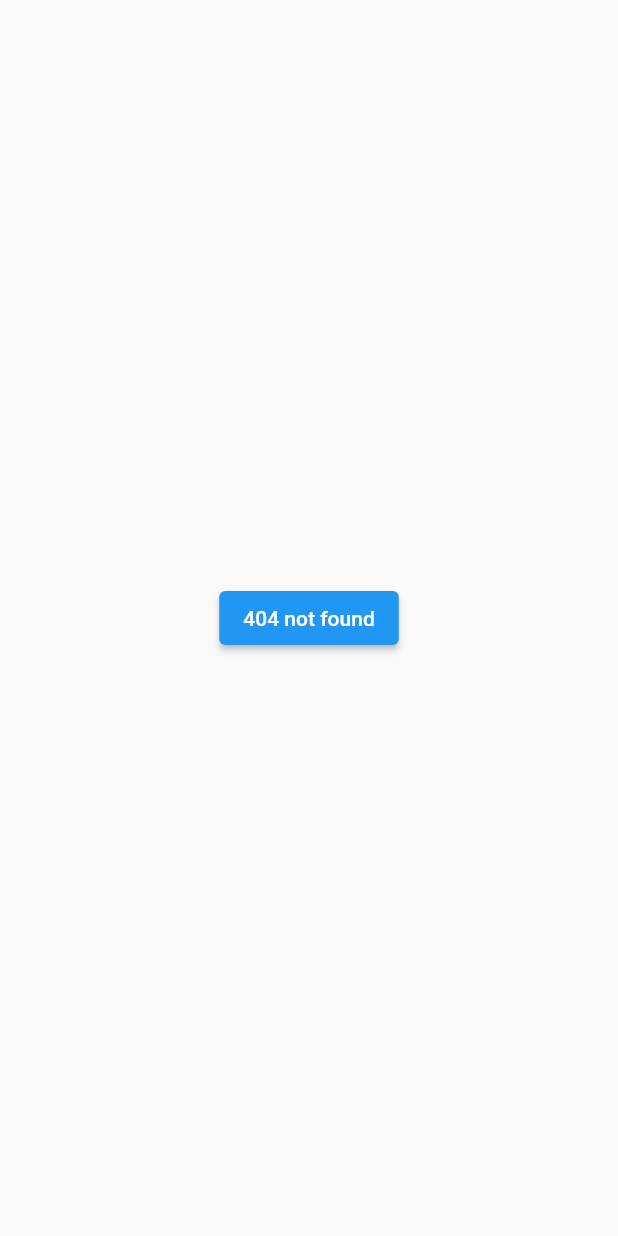
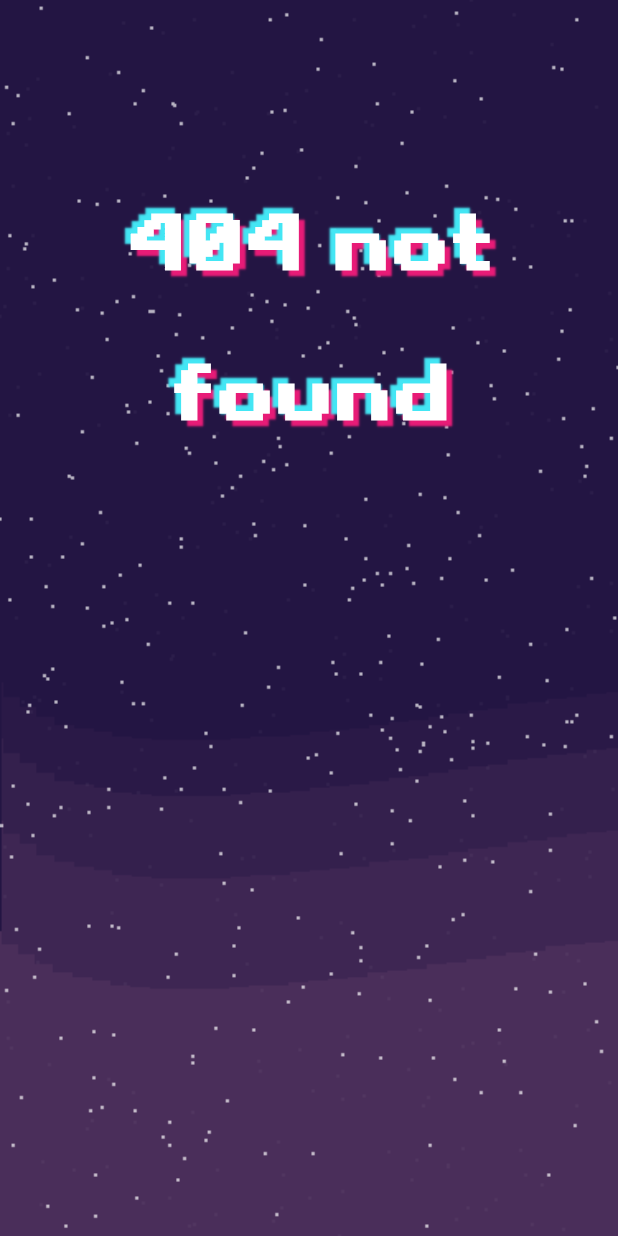
Before and after one commit to tnlong311/trivia-app, a Flutter app: the UnknownPage screen opened directly, on a phone screen of 412 x 824 dp. Run offline on Flutter 3.47's test engine with Material 2 defaults, Android fonts, the phone set to English and light mode, and no system bars; our stand-ins replace firebase_auth, firebase_core, firebase_database, flutter_spinkit, get; accounts and stored records are empty.

Commit message:
added ending page and unknownpage

```diff
--- a/lib/main.dart
+++ b/lib/main.dart
@@ -8,6 +8,7 @@ import 'package:trivia_app/controllers/score_controller.dart';
 import 'package:trivia_app/services/auth_service.dart';
 import 'package:trivia_app/services/user_service.dart';
 import 'package:trivia_app/utils/custom_routing.dart';
+import 'package:trivia_app/views/pages/end_page.dart';
 // import 'package:trivia_app/views/pages/admin/create_user.dart';
 // import 'package:trivia_app/views/pages/end_page.dart';
 // import 'package:trivia_app/views/pages/guidelines_page.dart';
@@ -98,7 +99,7 @@ class MyApp extends StatelessWidget {
               ColorScheme.fromSwatch().copyWith(secondary: Colors.cyanAccent),
         ),
 
-        initialRoute: AnswerRevealPage.routeName,
+        initialRoute: LandingPage.routeName,
         // initialRoute: RulesPage.routeName,
         // initialRoute: TestFirebasePage.routeName,
         // initialRoute: CreateUserPage.routeName,
--- a/lib/views/pages/question_template/answer_reveal_page.dart
+++ b/lib/views/pages/question_template/answer_reveal_page.dart
@@ -75,7 +75,7 @@ class AnswerRevealPage extends StatelessWidget {
                               "${_scoreController.totalPoint}", /// o day them cai so trong bang dau tien nha a
                               style: triviaHeading1,
                             ),
-                          )
+                          ),
                         ],
                       ),
                     ],
--- a/lib/views/pages/unknown_page.dart
+++ b/lib/views/pages/unknown_page.dart
@@ -1,25 +1,50 @@
 import 'package:flutter/material.dart';
 
+import '../../consts/app_styles.dart';
+import '../widgets/Layer.dart';
 import 'landing_page.dart';
 
 class UnknownPage extends StatelessWidget {
   static const routeName = "";
+
   const UnknownPage({Key? key}) : super(key: key);
 
   @override
   Widget build(BuildContext context) {
+    final viewHeight = MediaQuery.of(context).size.height;
+    final viewWidth = MediaQuery.of(context).size.width;
     return Scaffold(
       body: SafeArea(
         top: false,
         child: WillPopScope(
           onWillPop: () async => false,
-          child: Center(
-            child: ElevatedButton(
-              child: const Text('404 not found'),
-              onPressed: () {
-                Navigator.pushNamed(context, LandingPage.routeName);
-              },
-            ),
+          child: Stack(
+            children: [
+              Image.asset(
+                'assets/images/background.png',
+                fit: BoxFit.cover,
+                height: double.infinity,
+                width: double.infinity,
+              ),
+              const Layer(),
+              Positioned(
+                  top: 100,
+                  left: (viewWidth - viewWidth / 1.3) / 2,
+                  child: GestureDetector(
+                    onTap: () => {
+                      Navigator.pushNamed(context, LandingPage.routeName),
+                    },
+                    child: Container(
+                        width: viewWidth / 1.3,
+                        child: RichText(
+                          textAlign: TextAlign.center,
+                          text: const TextSpan(
+                            text: '404 not found',
+                            style: triviaHeading2,
+                          ),
+                        )),
+                  )),
+            ],
           ),
         ),
       ),
```
Also changed, not shown: lib/views/pages/end_page.dart (+29 -5 lines).
